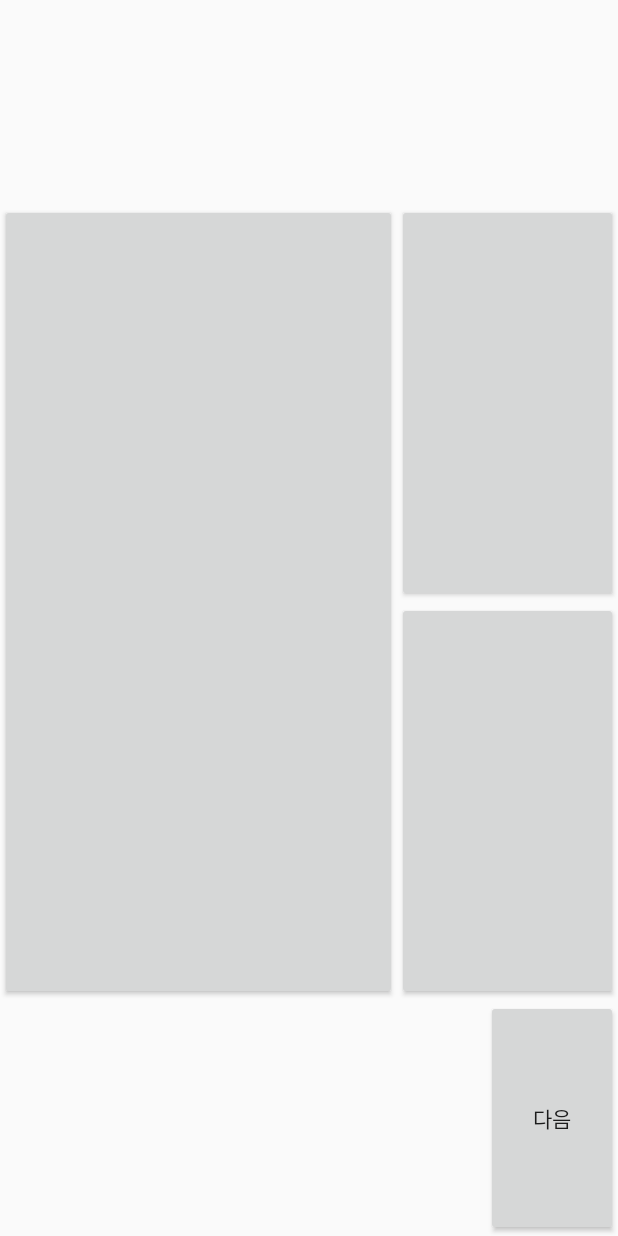
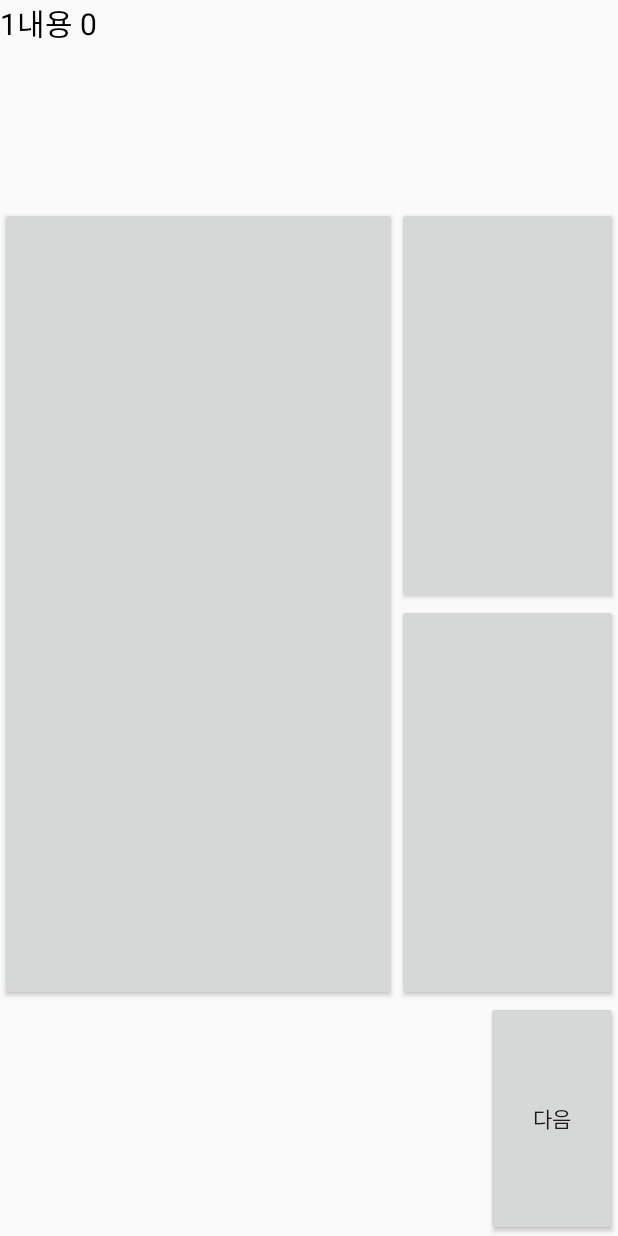
Before and after one commit to tkwk0210/Graduation_Project, an Android app: the recipeActivity screen opened directly, with no data from a screen before it, after a tap on "다음", on a phone screen of 412 x 824 dp. Run offline under Robolectric (Android 15) with nearby library versions, the phone set to English and light mode, and no system bars.

Commit message:
Fixed recipe adjusted the steps according to the contents. and add Ingredients array.

```diff
--- a/app/src/main/java/com/example/cookingapp/DataBase.java
+++ b/app/src/main/java/com/example/cookingapp/DataBase.java
@@ -21,10 +21,10 @@ import java.sql.Statement;
 
 public class DataBase extends Activity {
     private static String ip = "172.30.1.5";                                   //접속할 서버측의 IP, 현재는 로컬에서 진행하니 이 컴퓨터의 IP주소를 할당하면 된다.
-    private static String port = "49670";                                       //SQL 구성 관리자에서 TCP/IP 구성 중 모든 IP포트를 설정하는 구간에서 동적 포트를 적으면 된다.
+    private static String port = "49670";                                      //SQL 구성 관리자에서 TCP/IP 구성 중 모든 IP포트를 설정하는 구간에서 동적 포트를 적으면 된다.
     private static String Classes = "net.sourceforge.jtds.jdbc.Driver";
-    private static String database = "MyDataBase";                              //접속할 데이터베이스 이름
-    private static String username = "tkwk0210";                                 //서버접속용 ID PW
+    private static String database = "MyDataBase";                             //접속할 데이터베이스 이름
+    private static String username = "tkwk0210";                               //서버접속용 ID PW
     private static String password = "tkwk0210";
     private static String url = "jdbc:jtds:sqlserver://" + ip + ":" + port + "/" + database;
 
--- a/app/src/main/java/com/example/cookingapp/LoginActivity.java
+++ b/app/src/main/java/com/example/cookingapp/LoginActivity.java
@@ -43,7 +43,7 @@ public class LoginActivity extends AppCompatActivity {
     }
 
     boolean login(){
-        // DB
+        // DB SELECT
         String Id_data = "tkwk0210";
         String passwd_data = "123";
 
--- a/app/src/main/java/com/example/cookingapp/MainActivity.java
+++ b/app/src/main/java/com/example/cookingapp/MainActivity.java
@@ -79,8 +79,5 @@ public class MainActivity extends AppCompatActivity {
             }
         });
 
-
     }
-
-
 }
--- a/app/src/main/java/com/example/cookingapp/recipeActivity.java
+++ b/app/src/main/java/com/example/cookingapp/recipeActivity.java
@@ -12,6 +12,7 @@ public class recipeActivity extends AppCompatActivity {
     Button btn_next;
     int index = 0;
     TextView recipe_content;
+
     @Override
     protected void onCreate(Bundle savedInstanceState){
         super.onCreate(savedInstanceState);
@@ -32,34 +33,53 @@ public class recipeActivity extends AppCompatActivity {
                     2. 물이 끓으면 면과 스프를 넣고 3분간 끓인다.
                     3. 기호에 맞춰 파, 계란 등을 넣는다.             -> 레시피 단계 3, 각 1, 2, 3 에 따라 맞는 레시피 내용.
                     를 예시로
+                    -> 내용만
+                    -> 재료. 재료 갯수 역시 레시피와 같이 많음. 매번 양도 갯수도 다르다. -> 재료 n개, n개의 양
+                    면, 스프, 물
          */
-        final int step_length = 3 ;                               // 읽어온 단계 위의 3단계
+        final int step_length = 3 ;                                     // 읽어온 단계 위의 3단계
+        final int ingredients = 3 ;                                     // 식재료 3개
 
-        final String[][] step = new String[step_length][1];       // 크기 3X1, -> 3단계에 각 레시피 내용 (한 단계에 하나의 내용만 있기에 3x1로)
-        String[] step_content = new String[step_length];          // 크기 3, 각 레시피 내용 -> ??  -> 각 단계에 맞춰 string 데이터 넣어야함 (이걸 어떻게 넣을지가 문제)
+        //final String[][] step = new String[step_length][1];           // 크기 3X1, -> 3단계에 각 레시피 내용 (한 단계에 하나의 내용만 있기에 3x1로)
+        final String[] step_content = new String[step_length];          // 크기 3, 각 레시피 내용 -> ??  -> 각 단계에 맞춰 데이터 넣기
 
-        for(int content = 0; content < step_length; content++)
-        {
-            step_content[content] = "아 ㅋㅋ" + content;           // 임시
+        final String[] Ingredients = new String[ingredients];           // 식재료 이름
+        final String[] Ingredients_amount = new String[ingredients];    // 식재료 양
+
+        /*
+        for(int i = 0; i < step_length; i++) {
+            step[i] = "1";
+        }
+        */
+        for(int Ingredients_index = 0; Ingredients_index < ingredients; Ingredients_index++){
+            //
+            Ingredients[Ingredients_index] = Ingredients_index + "식재료";
+            Ingredients_amount[Ingredients_index] = Ingredients_index + "식재료 양";
+        }
+
+        for(int content = 0; content < step_length; content++) {
+            step_content[content] = "내용 " + content;
+            //step[content][0] = step_content[content];
+
             Log.d("내용", step_content[content]);
         }
-
-        for(int i = 0; i < step.length; i++)
-        {
-            step[i][1] = step_content[i];
-            Log.d("내용", step[i][1]);
-        }
-
         // 레시피 단계를 나타내고, 텍스트 문자로 내용을 출력. 각 이미지 or 영상 출력
 
-        recipe_content.setText(step[index] + step[index][1]);
+        recipe_content.setText((index+1) + step_content[index]);
 
         btn_next.setOnClickListener(new View.OnClickListener() {
                     @Override
                     public void onClick(View v) {
-                        String text = step[index] + step[index][1];
-                    recipe_content.setText(text);
-                    index++;
+                        if(index < step_length) {
+                            String text = (index+1) + step_content[index];
+                            recipe_content.setText(text);
+                            Log.d("내용", step_content[index]);
+                            index++;
+                        }
+                        else{
+                            //레시피 종료
+
+                        }
                     }
         });
     }
```
